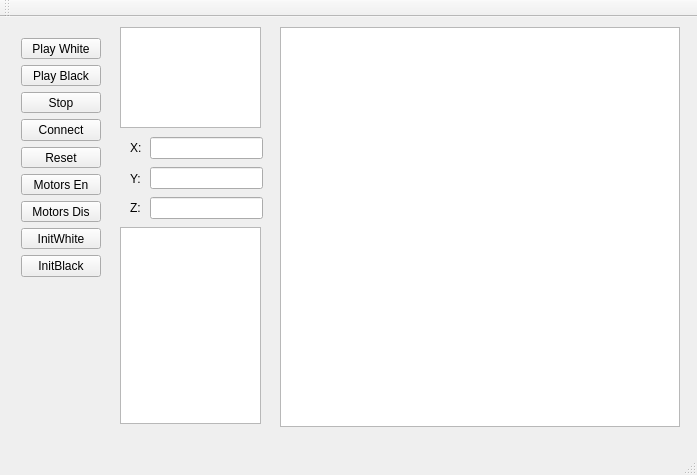
The window that src/camera_test/scripts/mainwindow.ui (rmumi/mover4_checkers) describes before a commit, drawn with Qt 5.
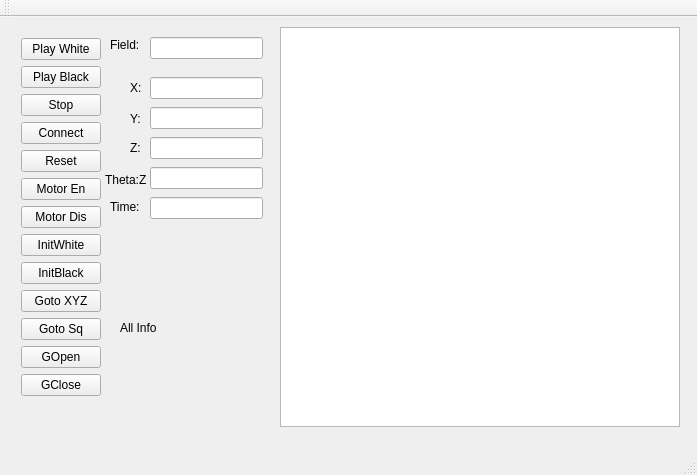
The same window after the commit.

Commit message: A few GUI changes, some tweaks to inverse kinematics

Patch:
```diff
--- a/src/camera_test/scripts/mainwindow.ui
+++ b/src/camera_test/scripts/mainwindow.ui
@@ -20,7 +20,7 @@
       <x>10</x>
       <y>10</y>
       <width>91</width>
-      <height>261</height>
+      <height>405</height>
      </rect>
     </property>
     <layout class="QFormLayout" name="formLayout">
@@ -48,14 +48,14 @@
      <item row="6" column="0">
       <widget class="QPushButton" name="enableMotorsButton">
        <property name="text">
-        <string>Motors En</string>
+        <string>Motor En</string>
        </property>
       </widget>
      </item>
      <item row="7" column="0">
       <widget class="QPushButton" name="disableMotorsButton">
        <property name="text">
-        <string>Motors Dis</string>
+        <string>Motor Dis</string>
        </property>
       </widget>
      </item>
@@ -87,6 +87,34 @@
        </property>
       </widget>
      </item>
+     <item row="10" column="0">
+      <widget class="QPushButton" name="gotoXYZButton">
+       <property name="text">
+        <string>Goto XYZ</string>
+       </property>
+      </widget>
+     </item>
+     <item row="11" column="0">
+      <widget class="QPushButton" name="gotoSqButton">
+       <property name="text">
+        <string>Goto Sq</string>
+       </property>
+      </widget>
+     </item>
+     <item row="12" column="0">
+      <widget class="QPushButton" name="gripperOpenButton">
+       <property name="text">
+        <string>GOpen</string>
+       </property>
+      </widget>
+     </item>
+     <item row="13" column="0">
+      <widget class="QPushButton" name="gripperCloseButton">
+       <property name="text">
+        <string>GClose</string>
+       </property>
+      </widget>
+     </item>
     </layout>
    </widget>
    <widget class="QGraphicsView" name="imageGraphics">
@@ -99,21 +127,11 @@
      </rect>
     </property>
    </widget>
-   <widget class="QListView" name="robotStateList">
-    <property name="geometry">
-     <rect>
-      <x>120</x>
-      <y>210</y>
-      <width>141</width>
-      <height>197</height>
-     </rect>
-    </property>
-   </widget>
    <widget class="QLineEdit" name="yLine">
     <property name="geometry">
      <rect>
       <x>150</x>
-      <y>150</y>
+      <y>90</y>
       <width>113</width>
       <height>22</height>
      </rect>
@@ -123,27 +141,27 @@
     <property name="geometry">
      <rect>
       <x>150</x>
-      <y>180</y>
-      <width>113</width>
-      <height>22</height>
-     </rect>
-    </property>
-   </widget>
-   <widget class="QLineEdit" name="xLine">
-    <property name="geometry">
-     <rect>
-      <x>150</x>
       <y>120</y>
       <width>113</width>
       <height>22</height>
      </rect>
     </property>
    </widget>
+   <widget class="QLineEdit" name="xLine">
+    <property name="geometry">
+     <rect>
+      <x>150</x>
+      <y>60</y>
+      <width>113</width>
+      <height>22</height>
+     </rect>
+    </property>
+   </widget>
    <widget class="QLabel" name="label">
     <property name="geometry">
      <rect>
       <x>130</x>
-      <y>123</y>
+      <y>63</y>
       <width>16</width>
       <height>16</height>
      </rect>
@@ -156,7 +174,7 @@
     <property name="geometry">
      <rect>
       <x>130</x>
-      <y>154</y>
+      <y>94</y>
       <width>16</width>
       <height>16</height>
      </rect>
@@ -169,7 +187,7 @@
     <property name="geometry">
      <rect>
       <x>130</x>
-      <y>183</y>
+      <y>123</y>
       <width>16</width>
       <height>16</height>
      </rect>
@@ -178,15 +196,87 @@
      <string>Z:</string>
     </property>
    </widget>
-   <widget class="QPlainTextEdit" name="plainTextEdit">
+   <widget class="QLineEdit" name="sqLine">
+    <property name="geometry">
+     <rect>
+      <x>150</x>
+      <y>20</y>
+      <width>113</width>
+      <height>22</height>
+     </rect>
+    </property>
+   </widget>
+   <widget class="QLabel" name="label_4">
+    <property name="geometry">
+     <rect>
+      <x>110</x>
+      <y>20</y>
+      <width>41</width>
+      <height>16</height>
+     </rect>
+    </property>
+    <property name="text">
+     <string>Field:</string>
+    </property>
+   </widget>
+   <widget class="QLabel" name="label_5">
+    <property name="geometry">
+     <rect>
+      <x>105</x>
+      <y>153</y>
+      <width>41</width>
+      <height>20</height>
+     </rect>
+    </property>
+    <property name="text">
+     <string>Theta:Z:</string>
+    </property>
+   </widget>
+   <widget class="QLineEdit" name="fLine">
+    <property name="geometry">
+     <rect>
+      <x>150</x>
+      <y>150</y>
+      <width>113</width>
+      <height>22</height>
+     </rect>
+    </property>
+   </widget>
+   <widget class="QLineEdit" name="tLine">
+    <property name="geometry">
+     <rect>
+      <x>150</x>
+      <y>180</y>
+      <width>113</width>
+      <height>22</height>
+     </rect>
+    </property>
+   </widget>
+   <widget class="QLabel" name="label_6">
+    <property name="geometry">
+     <rect>
+      <x>110</x>
+      <y>180</y>
+      <width>41</width>
+      <height>20</height>
+     </rect>
+    </property>
+    <property name="text">
+     <string>Time:</string>
+    </property>
+   </widget>
+   <widget class="QLabel" name="allInfo">
     <property name="geometry">
      <rect>
       <x>120</x>
-      <y>10</y>
+      <y>220</y>
       <width>141</width>
-      <height>101</height>
+      <height>181</height>
      </rect>
     </property>
+    <property name="text">
+     <string>All Info</string>
+    </property>
    </widget>
   </widget>
   <widget class="QMenuBar" name="menuBar">
```
Left out of the diff: 2 changed lines with no effect on the pictures. The commit also changes 6 other files.
